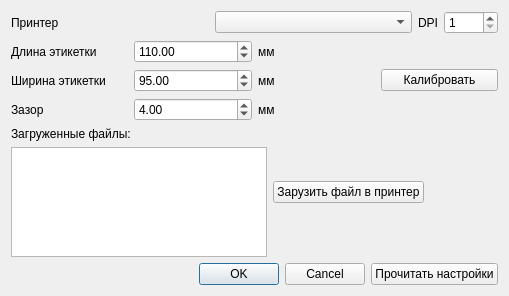
First picture: the form in dialogsettings.ui, repository Sergeyego/label_tspl, before the edit.
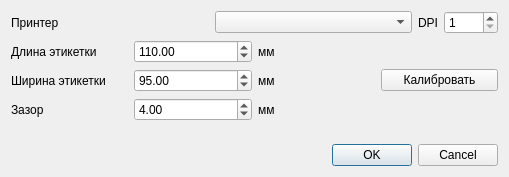
Second picture: the form after the edit.

Diff of the .ui file:
```diff
--- a/dialogsettings.ui
+++ b/dialogsettings.ui
@@ -7,7 +7,7 @@
     <x>0</x>
     <y>0</y>
     <width>509</width>
-    <height>296</height>
+    <height>177</height>
    </rect>
   </property>
   <property name="windowTitle">
@@ -140,44 +140,6 @@
      </item>
     </layout>
    </item>
-   <item>
-    <layout class="QHBoxLayout" name="horizontalLayout_2">
-     <item>
-      <layout class="QVBoxLayout" name="verticalLayout">
-       <item>
-        <widget class="QLabel" name="label_9">
-         <property name="text">
-          <string>Загруженные файлы:</string>
-         </property>
-        </widget>
-       </item>
-       <item>
-        <widget class="QListWidget" name="listWidgetFiles"/>
-       </item>
-      </layout>
-     </item>
-     <item>
-      <widget class="QPushButton" name="pushButtonDownload">
-       <property name="text">
-        <string>Зарузить файл в принтер</string>
-       </property>
-      </widget>
-     </item>
-     <item>
-      <spacer name="horizontalSpacer">
-       <property name="orientation">
-        <enum>Qt::Horizontal</enum>
-       </property>
-       <property name="sizeHint" stdset="0">
-        <size>
-         <width>40</width>
-         <height>20</height>
-        </size>
-       </property>
-      </spacer>
-     </item>
-    </layout>
-   </item>
    <item>
     <spacer name="verticalSpacer">
      <property name="orientation">
@@ -200,13 +162,6 @@
        </property>
       </widget>
      </item>
-     <item>
-      <widget class="QPushButton" name="pushButtonGet">
-       <property name="text">
-        <string>Прочитать настройки</string>
-       </property>
-      </widget>
-     </item>
     </layout>
    </item>
   </layout>
```
